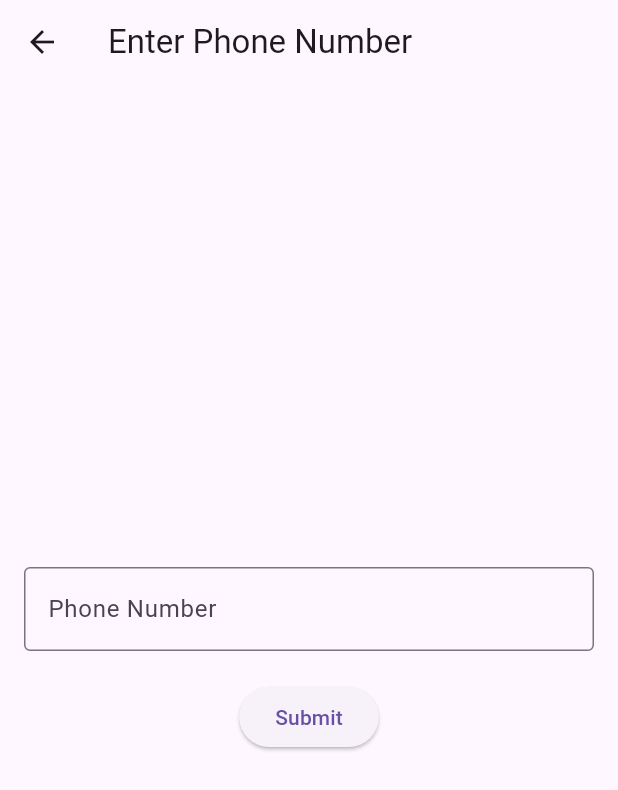
After one commit to MuhammedShabeel001/Travio, a Flutter app: the screen it shows after launch, after a tap on "Continue with Mobile Number", on a phone screen of 412 x 824 dp. The commit adds this screen. Shown: the top 790 px of the screen. Run offline on Flutter 3.47's test engine with Material 3 defaults, Android fonts, the phone set to English and light mode, and no system bars; our stand-ins replace draggable_home, firebase_auth, firebase_core, flutter_svg, google_sign_in; missing offline and left inert: dot_curved_bottom_nav; accounts and stored records are empty; network calls fail.

Commit message:
phone number authentication

```diff
--- /dev/null
+++ b/devtools_options.yaml
@@ -0,0 +1,3 @@
+description: This file stores settings for Dart & Flutter DevTools.
+documentation: https://docs.flutter.dev/tools/devtools/extensions#configure-extension-enablement-states
+extensions:
--- a/lib/main.dart
+++ b/lib/main.dart
@@ -27,7 +27,7 @@ class MyApp extends StatelessWidget {
         theme: ThemeData(
           primarySwatch: Colors.blue,
         ),
-        home: const EntryPoint(),
+        home: const EntryPage(),
       ),
     );
   }
--- a/lib/pages/entry_page.dart
+++ b/lib/pages/entry_page.dart
@@ -1,6 +1,7 @@
 import 'package:flutter/material.dart';
 import 'package:flutter_svg/flutter_svg.dart';
 import 'package:provider/provider.dart';
+import 'package:travio/pages/phone_number_login.dart';
 import 'package:travio/providers/auth_provider.dart';
 import 'package:travio/utils/theme.dart';
 
@@ -58,7 +59,11 @@ class EntryPage extends StatelessWidget {
               child: Column(
                 mainAxisSize: MainAxisSize.min,
                 children: [
-                  Container(
+                  GestureDetector(
+                    onTap: (){
+                      Navigator.push(context, MaterialPageRoute(builder: (context) => PhoneNumberScreen(),));
+                    },
+                    child: Container(
                       decoration: BoxDecoration(
                         border: Border.all(
                           color: TTthemeClass().ttDardPrimary,
@@ -87,11 +92,12 @@ class EntryPage extends StatelessWidget {
                         ],
                       ),
                     ),
+                  ),
                   const SizedBox(height: 20),
                   GestureDetector(
                     onTap: () =>
                         Provider.of<AuthProvider>(context, listen: false)
-                            .signInWithGoogle(),
+                            .signInWithGoogle(context),
                     child: Container(
                       decoration: BoxDecoration(
                         border: Border.all(
@@ -122,6 +128,40 @@ class EntryPage extends StatelessWidget {
                       ),
                     ),
                   ),
+                  // GestureDetector(
+                  //   onTap: () =>
+                  //       Provider.of<AuthProvider>(context, listen: false)
+                  //           .signInWithGoogle(),
+                  //   child: Container(
+                  //     decoration: BoxDecoration(
+                  //       border: Border.all(
+                  //         color: TTthemeClass().ttDardPrimary,
+                  //         style: BorderStyle.solid,
+                  //         width: 1,
+                  //       ),
+                  //       borderRadius: BorderRadius.circular(30),
+                  //     ),
+                  //     height: 60,
+                  //     padding: const EdgeInsets.only(left: 30),
+                  //     alignment: Alignment.center,
+                  //     child: Row(
+                  //       children: [
+                  //         const Icon(
+                  //           Icons.mail,
+                  //           size: 30,
+                  //         ),
+                  //         const SizedBox(width: 20),
+                  //         Text(
+                  //           'Continue with Google',
+                  //           style: TextStyle(
+                  //             color: TTthemeClass().ttLightFourth,
+                  //             fontSize: 18,
+                  //           ),
+                  //         ),
+                  //       ],
+                  //     ),
+                  //   ),
+                  // ),
                   const SizedBox(height: 20),
                   Container(
                     decoration: BoxDecoration(
@@ -166,7 +206,8 @@ class EntryPage extends StatelessWidget {
                         ),
                       ),
                       TextButton(
-                        style: TextButton.styleFrom(padding: const EdgeInsets.all(6)),
+                        style: TextButton.styleFrom(
+                            padding: const EdgeInsets.all(6)),
                         onPressed: () {},
                         child: Text(
                           'Sign up',
--- /dev/null
+++ b/lib/pages/phone_number_login.dart
@@ -0,0 +1,62 @@
+
+
+import 'dart:developer';
+
+import 'package:firebase_auth/firebase_auth.dart';
+import 'package:firebase_core/firebase_core.dart';
+import 'package:flutter/material.dart';
+import 'package:travio/pages/otp_page.dart';
+
+class PhoneNumberScreen extends StatelessWidget {
+  final TextEditingController _phoneController = TextEditingController();
+
+  @override
+  Widget build(BuildContext context) {
+    return Scaffold(
+      appBar: AppBar(
+        title: Text('Enter Phone Number'),
+      ),
+      body: Padding(
+        padding: const EdgeInsets.all(16.0),
+        child: Column(
+          mainAxisAlignment: MainAxisAlignment.center,
+          children: [
+            TextField(
+              controller: _phoneController,
+              keyboardType: TextInputType.phone,
+              decoration: InputDecoration(
+                labelText: 'Phone Number',
+                border: OutlineInputBorder(),
+              ),
+            ),
+            SizedBox(height: 20),
+            ElevatedButton(
+              onPressed: () {
+                FirebaseAuth.instance.verifyPhoneNumber(
+                  phoneNumber: _phoneController.text,
+                  verificationCompleted: (phoneAuthCredential) {
+
+                  },
+                  verificationFailed: (error) {
+                    log(error.toString());
+                  },
+                  codeSent: (verificationId, forceResendingToken) {
+                    Navigator.push(
+                  context,
+                  MaterialPageRoute(builder: (context) => OtpScreen(verificationId: verificationId,)),
+                );
+                  },
+                  codeAutoRetrievalTimeout: (verificationId) {
+                    log('Auto retrieval Timeout');
+                  },);
+                // Handle phone number submission logic
+
+              },
+              child: Text('Submit'),
+            ),
+          ],
+        ),
+      ),
+    );
+  }
+}
--- a/pubspec.yaml
+++ b/pubspec.yaml
@@ -33,9 +33,11 @@ dependencies:
   draggable_home: ^1.0.5
   firebase_auth: ^5.1.0
   firebase_core: ^3.0.0
+  firebase_database: ^11.0.1
   flutter:
     sdk: flutter
   flutter_svg: ^2.0.10+1
+  google_sign_in: ^6.2.1
   provider: ^6.1.2
   shared_preferences: ^2.2.3
 
```
Also changed, not shown: lib/pages/otp_page.dart (added, +66 -0 lines), lib/providers/auth_provider.dart (+33 -9 lines), pubspec.lock, 1 other file. Lines whose indentation alone changed are shown as unchanged.
